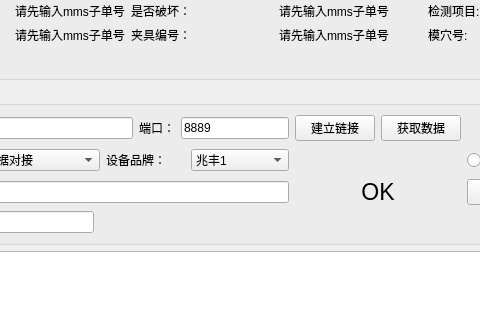
This is zw_project_1_0/operationinterface.ui in PX007XP/LY_SDK as Qt 5 draws it before an edit; both pictures show x 158 to 638 and y 187 to 507 of the 1399 by 720 pixel window. The edited form follows.
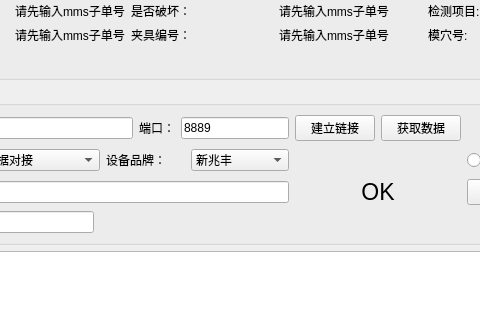
This is the edited form. Custom widgets are drawn as their Qt base class.

Commit message: 修改 兆丰1 兆丰2  MIV 为 老兆丰 新兆丰 MicroVu

```diff
--- a/zw_project_1_0/operationinterface.ui
+++ b/zw_project_1_0/operationinterface.ui
@@ -397,7 +397,7 @@
              </property>
              <item>
               <property name="text">
-               <string>兆丰1</string>
+               <string>新兆丰</string>
               </property>
              </item>
              <item>
```
Left out of the diff: 4 changed lines with no effect on the pictures. The commit also changes 2 other files.
